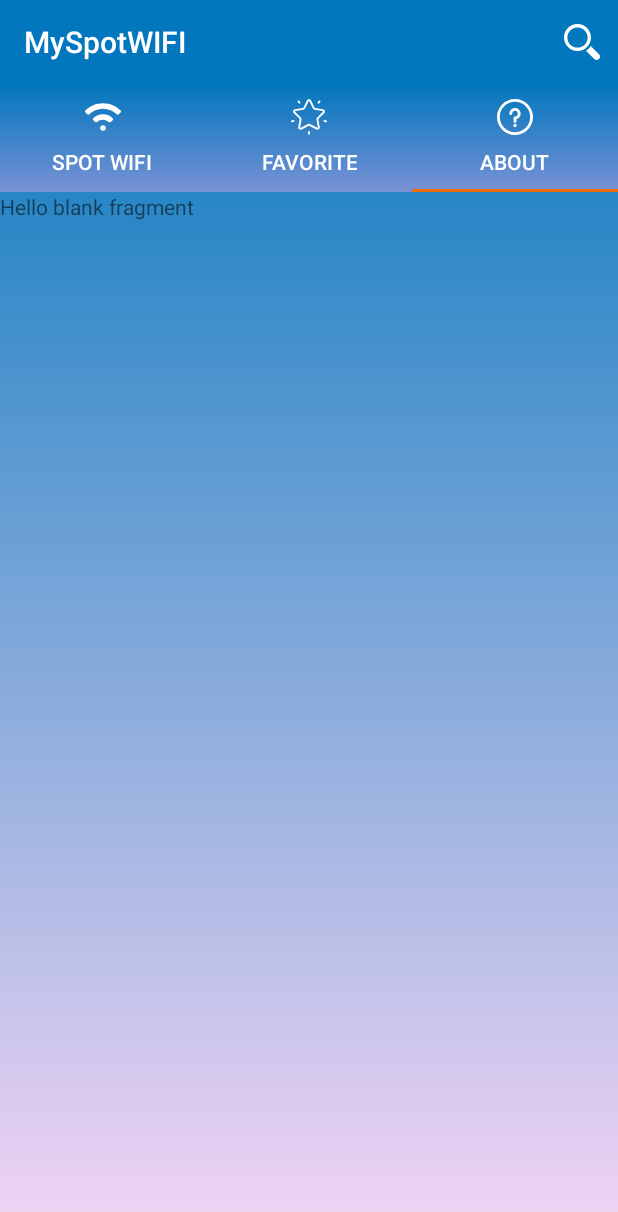
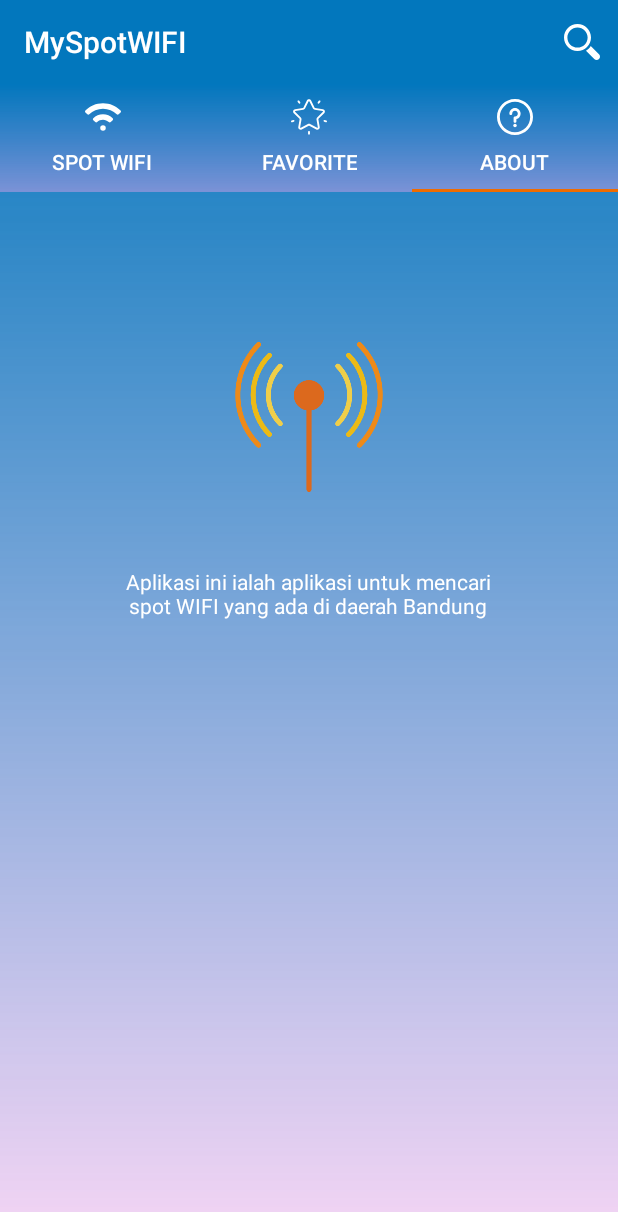
Before and after one commit to ridfadil/SpotWIFI, an Android app: the screen it shows after launch (DashboardActivity), tab 3 chosen, on a phone screen of 412 x 824 dp. Shown: the top 1212 px of the screen. Run offline under Robolectric (Android 15) with nearby library versions, the phone set to English and light mode, and no system bars; our stand-ins replace ButterKnife; 1 statement that could not run was skipped.

Commit message:
add splash and about

```diff
--- /dev/null
+++ b/app/src/main/java/id/wifispotri/com/wifispot/activity/SplashScreen.java
@@ -0,0 +1,29 @@
+package id.wifispotri.com.wifispot.activity;
+
+import android.content.Intent;
+import android.os.Handler;
+import android.support.v7.app.AppCompatActivity;
+import android.os.Bundle;
+import android.view.Window;
+
+import id.wifispotri.com.wifispot.R;
+
+public class SplashScreen extends AppCompatActivity {
+
+    @Override
+    protected void onCreate(Bundle savedInstanceState) {
+        this.requestWindowFeature(Window.FEATURE_NO_TITLE);
+        super.onCreate(savedInstanceState);
+        setContentView(R.layout.activity_splash_screen);
+
+
+        final Handler handler = new Handler();
+        handler.postDelayed(new Runnable() {
+            @Override
+            public void run() {
+                startActivity(new Intent(getApplicationContext(), DashboardActivity.class));
+                finish();
+            }
+        }, 3000L); //3000 L = 3 detik
+    }
+}
--- a/app/src/main/res/layout/fragment_about.xml
+++ b/app/src/main/res/layout/fragment_about.xml
@@ -6,9 +6,21 @@
     tools:context=".fragment.AboutFragment">
 
     <!-- TODO: Update blank fragment layout -->
+    <ImageView
+        android:layout_width="100dp"
+        android:layout_height="100dp"
+        android:src="@drawable/wifi"
+        android:id="@+id/gambarwifi"
+        android:layout_gravity="center_horizontal"
+        android:layout_marginTop="100dp"
+        />
     <TextView
-        android:layout_width="match_parent"
-        android:layout_height="match_parent"
-        android:text="@string/hello_blank_fragment" />
+        android:layout_width="wrap_content"
+        android:layout_height="wrap_content"
+        android:text="Aplikasi ini ialah aplikasi untuk mencari\nspot WIFI yang ada di daerah Bandung"
+        android:textAlignment="center"
+        android:layout_gravity="center_horizontal"
+        android:layout_marginTop="250dp"
+        android:textColor="@color/colorWhite"/>
 
 </FrameLayout>
```
Also changed, not shown: app/src/main/AndroidManifest.xml (+6 -2 lines), app/src/main/res/layout/activity_splash_screen.xml (added, +22 -0 lines).
